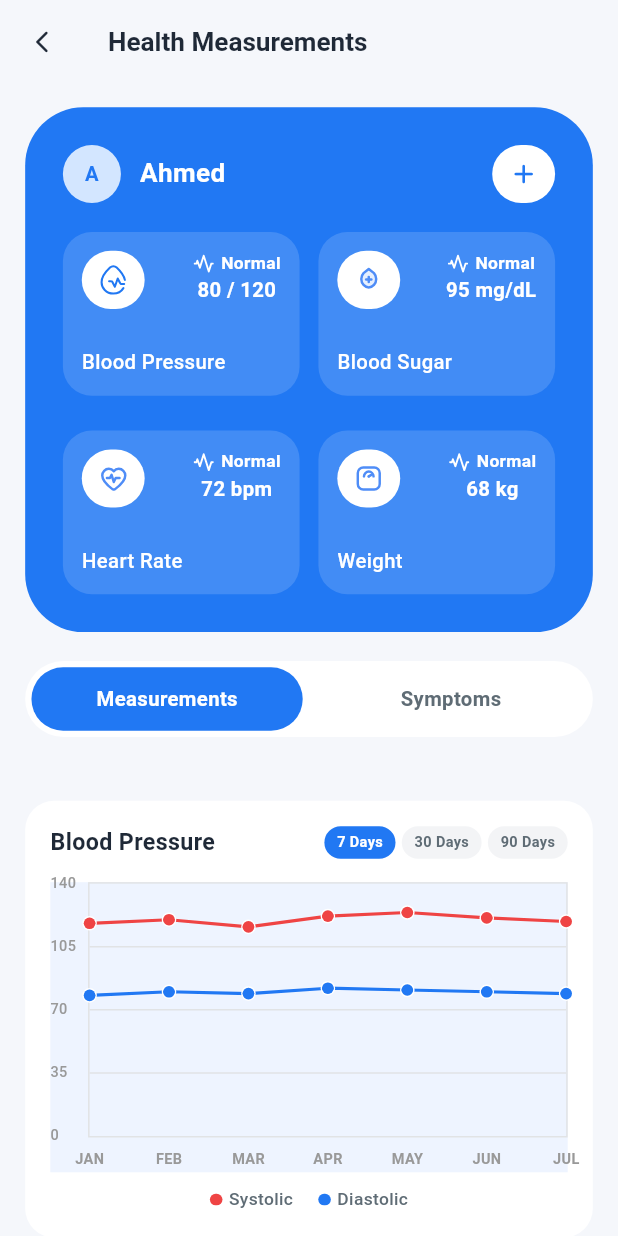
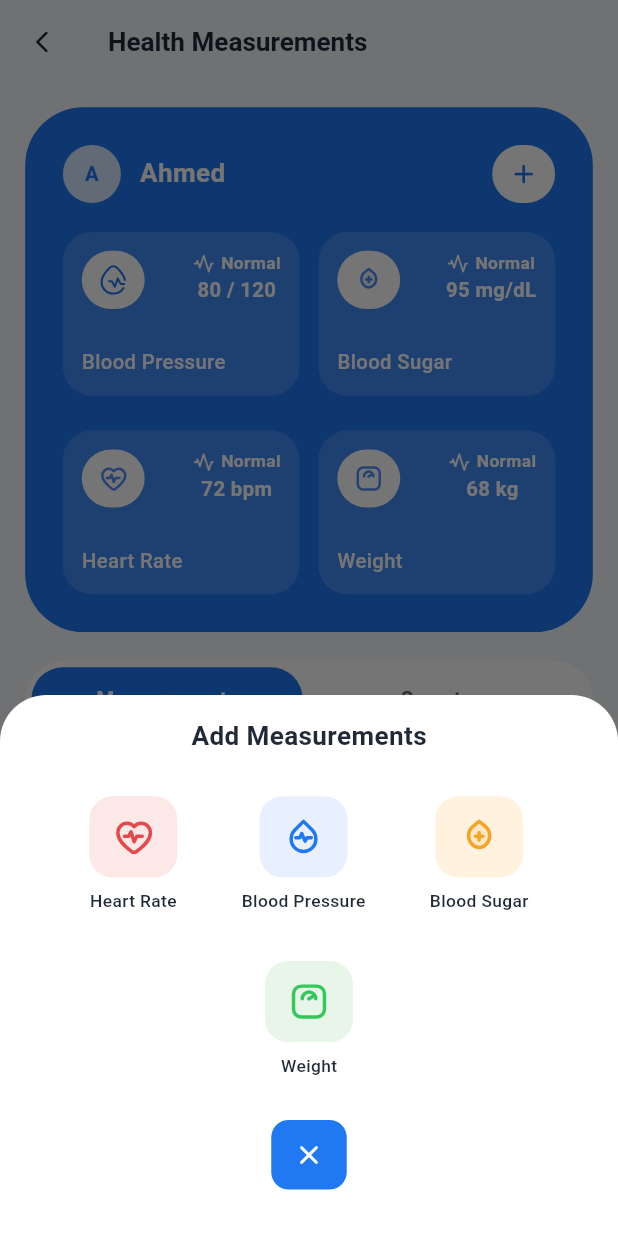
Before and after one commit to ahmedaboseada/mediApp, a Flutter app: the _HealthMeasurementsView screen opened directly, after a tap on the "add" icon, on a phone screen of 412 x 824 dp. Run offline on Flutter 3.47's test engine with Material 3 defaults, Android fonts, the phone set to English and light mode, and no system bars; drawn by our look-alikes of fl_chart; our stand-ins replace dartz, dio, dropdown_button2, equatable, flutter_bloc, flutter_screenutil and 16 more; missing offline and left inert: google_places_autocomplete_text_field, latlong_to_place; accounts and stored records are empty; project files that could hold a hidden picture were left out.

Commit message:
feat: add health measurements UI components and functionality

```diff
--- a/frontend/lib/core/constants/app_colors.dart
+++ b/frontend/lib/core/constants/app_colors.dart
@@ -61,4 +61,14 @@ class AppColors {
   static const Color medicineFabSearchBackground = Color(0xFFF3B03F);
   static const Color medicineFabGenerateQrBackground = Color(0xFF12B7AF);
   static const Color medicineFabChatBotBackground = Color(0xFF8F4AF2);
+
+  // Health measurements bottom sheet colors
+  static const Color heartRateIconBackground = Color(0xFFFDE8E8);
+  static const Color heartRateIconColor = Color(0xFFE5484D);
+  static const Color bloodPressureIconBackground = Color(0xFFE8F0FE);
+  static const Color bloodPressureIconColor = Color(0xFF2178F3);
+  static const Color bloodSugarIconBackground = Color(0xFFFFF3E0);
+  static const Color bloodSugarIconColor = Color(0xFFF5A524);
+  static const Color weightIconBackground = Color(0xFFE8F5E9);
+  static const Color weightIconColor = Color(0xFF34C759);
 }
--- a/frontend/lib/core/constants/app_strings.dart
+++ b/frontend/lib/core/constants/app_strings.dart
@@ -102,6 +102,7 @@ class AppStrings {
   static const String days90 = "90 Days";
   static const String systolic = "Systolic";
   static const String diastolic = "Diastolic";
+  static const String addMeasurements = "Add Measurements";
   static const String addBloodPressure = "Add Blood Pressure";
   static const String addBloodSugar = "Add Blood Sugar";
   static const String addHeartRate = "Add Heart Rate";
--- a/frontend/lib/core/utils/app_router.dart
+++ b/frontend/lib/core/utils/app_router.dart
@@ -132,7 +132,7 @@ class AppRouter {
   static const String healthMeasurements = '/healthMeasurements';
 
   static final router = GoRouter(
-    initialLocation: selectScreen,
+    initialLocation: '/',
     routes: [
       // ========== SHARED/SPLASH ROUTES ==========
       GoRoute(
--- a/frontend/lib/features/patient/features/health_measurements/presentation/screens/health_measurements_screen.dart
+++ b/frontend/lib/features/patient/features/health_measurements/presentation/screens/health_measurements_screen.dart
@@ -4,6 +4,7 @@ import 'package:medi/core/core.dart';
 import 'package:medi/features/patient/features/health_measurements/presentation/models/measurement_model.dart';
 import 'package:medi/features/patient/features/health_measurements/presentation/controller/health_measurements/health_measurements_cubit.dart';
 import 'package:medi/features/patient/features/health_measurements/presentation/controller/health_measurements/health_measurements_state.dart';
+import 'package:medi/features/patient/features/health_measurements/presentation/widgets/add_measurement_bottom_sheet.dart';
 import 'package:medi/features/patient/features/health_measurements/presentation/widgets/health_header_card.dart';
 import 'package:medi/features/patient/features/health_measurements/presentation/widgets/measurement_chart_card.dart';
 import 'package:medi/features/patient/features/health_measurements/presentation/widgets/measurement_tabs.dart';
@@ -88,9 +89,8 @@ class _HealthMeasurementsView extends StatelessWidget {
                           userName: displayName,
                           profileImagePath: profileImagePath,
                           measurements: state.summaryMeasurements,
-                          onAddPressed: context
-                              .read<HealthMeasurementsCubit>()
-                              .toggleFab,
+                          onAddPressed: () =>
+                              showAddMeasurementBottomSheet(context),
                         ),
                         SizedBox(height: AppSizes.h20),
                         MeasurementTabs(
--- /dev/null
+++ b/frontend/lib/features/patient/features/health_measurements/presentation/widgets/add_measurement_bottom_sheet.dart
@@ -0,0 +1,177 @@
+import 'package:flutter/material.dart';
+import 'package:flutter_svg/flutter_svg.dart';
+import 'package:medi/core/core.dart';
+import 'package:medi/features/patient/features/health_measurements/presentation/models/measurement_model.dart';
+
+void showAddMeasurementBottomSheet(
+  BuildContext context, {
+  void Function(MeasurementMetric)? onMetricSelected,
+}) {
+  showModalBottomSheet<void>(
+    context: context,
+    backgroundColor: AppColors.surfaceColor,
+    shape: RoundedRectangleBorder(
+      borderRadius: BorderRadius.vertical(
+        top: Radius.circular(AppSizes.r32),
+      ),
+    ),
+    builder: (BuildContext context) {
+      return SafeArea(child: _AddMeasurementSheet(onMetricSelected: onMetricSelected));
+    },
+  );
+}
+
+class _AddMeasurementSheet extends StatelessWidget {
+  const _AddMeasurementSheet({this.onMetricSelected});
+
+  final void Function(MeasurementMetric)? onMetricSelected;
+
+  @override
+  Widget build(BuildContext context) {
+    return Padding(
+      padding: EdgeInsets.fromLTRB(
+        AppSizes.w24,
+        AppSizes.h16,
+        AppSizes.w24,
+        AppSizes.h32,
+      ),
+      child: Column(
+        mainAxisSize: MainAxisSize.min,
+        children: <Widget>[
+          // Title
+          Text(
+            AppStrings.addMeasurements,
+            style: TextStyle(
+              color: AppColors.primaryText,
+              fontSize: AppSizes.sp18,
+              fontWeight: FontWeight.w700,
+            ),
+          ),
+          SizedBox(height: AppSizes.h24),
+          // Items grid
+          Row(
+            mainAxisAlignment: MainAxisAlignment.spaceEvenly,
+            children: <Widget>[
+              _MeasurementOption(
+                label: AppStrings.heartRate,
+                iconPath: AppAssets.heartRateIcon,
+                iconBgColor: AppColors.heartRateIconBackground,
+                iconColor: AppColors.heartRateIconColor,
+                onTap: () => _onTap(context, MeasurementMetric.heartRate),
+              ),
+              _MeasurementOption(
+                label: AppStrings.bloodPressure,
+                iconPath: AppAssets.bloodPressureIcon,
+                iconBgColor: AppColors.bloodPressureIconBackground,
+                iconColor: AppColors.bloodPressureIconColor,
+                onTap: () => _onTap(context, MeasurementMetric.bloodPressure),
+              ),
+              _MeasurementOption(
+                label: AppStrings.bloodSugar,
+                iconPath: AppAssets.bloodSugarIcon,
+                iconBgColor: AppColors.bloodSugarIconBackground,
+                iconColor: AppColors.bloodSugarIconColor,
+                onTap: () => _onTap(context, MeasurementMetric.bloodSugar),
+              ),
+            ],
+          ),
+          SizedBox(height: AppSizes.h24),
+          _MeasurementOption(
+            label: AppStrings.weight,
+            iconPath: AppAssets.weightScaleIcon,
+            iconBgColor: AppColors.weightIconBackground,
+            iconColor: AppColors.weightIconColor,
+            onTap: () => _onTap(context, MeasurementMetric.bodyWeight),
+          ),
+          SizedBox(height: AppSizes.h24),
+          // Close button
+          InkWell(
+            onTap: () => Navigator.maybePop(context),
+            borderRadius: BorderRadius.circular(AppSizes.r12),
+            child: Container(
+              width: AppSizes.w48,
+              height: AppSizes.h48,
+              decoration: BoxDecoration(
+                color: AppColors.primary,
+                borderRadius: BorderRadius.circular(AppSizes.r12),
+              ),
+              child: Icon(
+                Icons.close_rounded,
+                color: AppColors.surfaceColor,
+                size: AppSizes.sp22,
+              ),
+            ),
+          ),
+        ],
+      ),
+    );
+  }
+
+  void _onTap(BuildContext context, MeasurementMetric metric) {
+    Navigator.maybePop(context);
+    onMetricSelected?.call(metric);
+  }
+}
+
+class _MeasurementOption extends StatelessWidget {
+  const _MeasurementOption({
+    required this.label,
+    required this.iconPath,
+    required this.iconBgColor,
+    required this.iconColor,
+    required this.onTap,
+  });
+
+  final String label;
+  final String iconPath;
+  final Color iconColor;
+  final Color iconBgColor;
+  final VoidCallback onTap;
+
+  @override
+  Widget build(BuildContext context) {
+    return InkWell(
+      onTap: onTap,
+      borderRadius: BorderRadius.circular(AppSizes.r16),
+      child: Padding(
+        padding: EdgeInsets.symmetric(
+          horizontal: AppSizes.w8,
+          vertical: AppSizes.h4,
+        ),
+        child: Column(
+          mainAxisSize: MainAxisSize.min,
+          children: <Widget>[
+            Container(
+              width: AppSizes.w56,
+              height: AppSizes.h56,
+              decoration: BoxDecoration(
+                color: iconBgColor,
+                borderRadius: BorderRadius.circular(AppSizes.r16),
+              ),
+              child: Center(
+                child: SvgPicture.asset(
+                  iconPath,
+                  colorFilter: ColorFilter.mode(
+                    iconColor,
+                    BlendMode.srcIn,
+                  ),
+                  width: AppSizes.w32,
+                  height: AppSizes.h32,
+                ),
+              ),
+            ),
+            SizedBox(height: AppSizes.h8),
+            Text(
+              label,
+              style: TextStyle(
+                color: AppColors.primaryText,
+                fontSize: AppSizes.sp12,
+                fontWeight: FontWeight.w500,
+              ),
+            ),
+          ],
+        ),
+      ),
+    );
+  }
+}
```
Also changed, not shown: frontend/lib/features/patient/features/health_measurements/presentation/widgets/expandable_measurements_fab.dart (added, +162 -0 lines).
